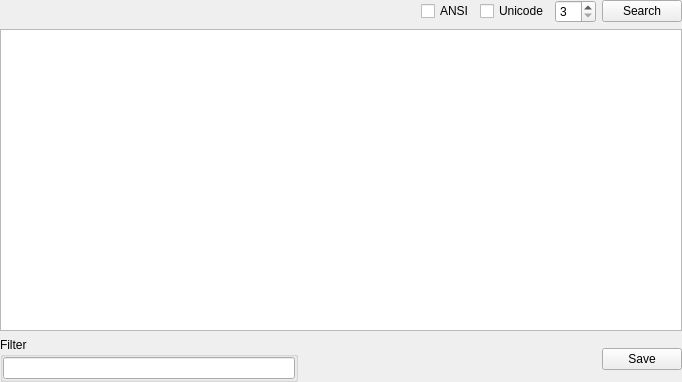
First picture: the form in SearchStrings/searchstringswidget.ui, repository horsicq/FormatWidgets, before the edit.
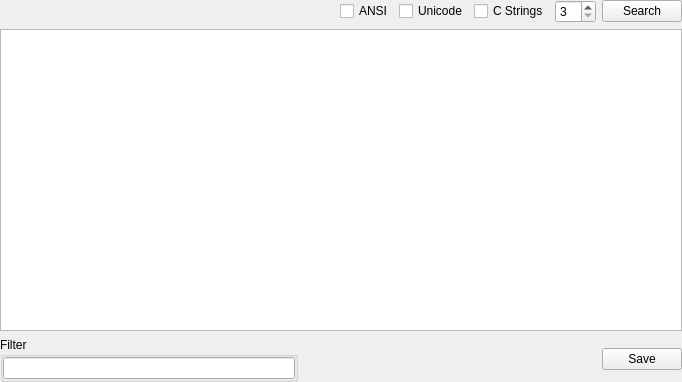
Second picture: the form after the edit.

Diff of the .ui file:
```diff
--- a/SearchStrings/searchstringswidget.ui
+++ b/SearchStrings/searchstringswidget.ui
@@ -55,6 +55,13 @@
        </property>
       </widget>
      </item>
+     <item>
+      <widget class="QCheckBox" name="checkBoxCStrings">
+       <property name="text">
+        <string notr="true">C Strings</string>
+       </property>
+      </widget>
+     </item>
      <item>
       <widget class="QSpinBox" name="spinBoxMinLength">
        <property name="minimum">
```
